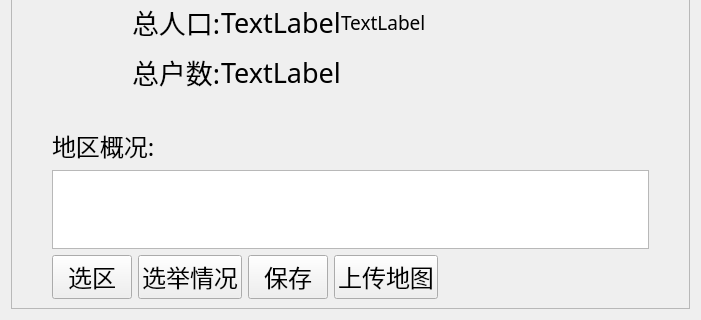
Above: ui/widgets/subpages/page2_x/page2_0/page.ui from ArcherLuo233/election-s-prediction before the change; both pictures show x 0 to 701 and y 173 to 493 of the 701 by 493 pixel window. Below: the same form after it.
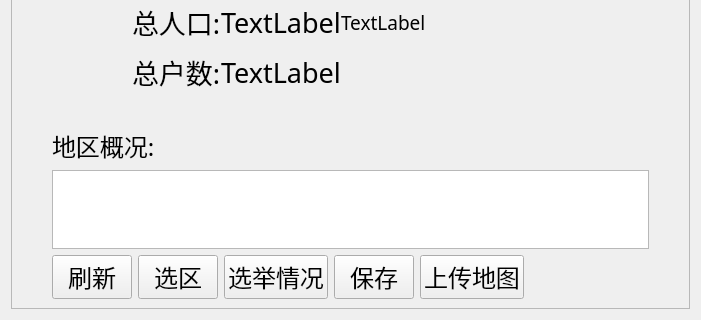
That is the form after the change.

Commit message: 地区模块增加刷新按钮

```diff
--- a/ui/widgets/subpages/page2_x/page2_0/page.ui
+++ b/ui/widgets/subpages/page2_x/page2_0/page.ui
@@ -319,6 +319,22 @@
            </item>
            <item>
                <layout class="QHBoxLayout" name="horizontalLayout_8">
+                   <item>
+                       <widget class="QPushButton" name="btn_reflash">
+                           <property name="font">
+                               <font>
+                                   <family>黑体</family>
+                                   <pointsize>18</pointsize>
+                               </font>
+                           </property>
+                           <property name="cursor">
+                               <cursorShape>PointingHandCursor</cursorShape>
+                           </property>
+                           <property name="text">
+                               <string>刷新</string>
+                           </property>
+                       </widget>
+                   </item>
                    <item>
                        <widget class="QPushButton" name="btn_findzone">
                            <property name="font">
```
The commit also changes 2 other files.
